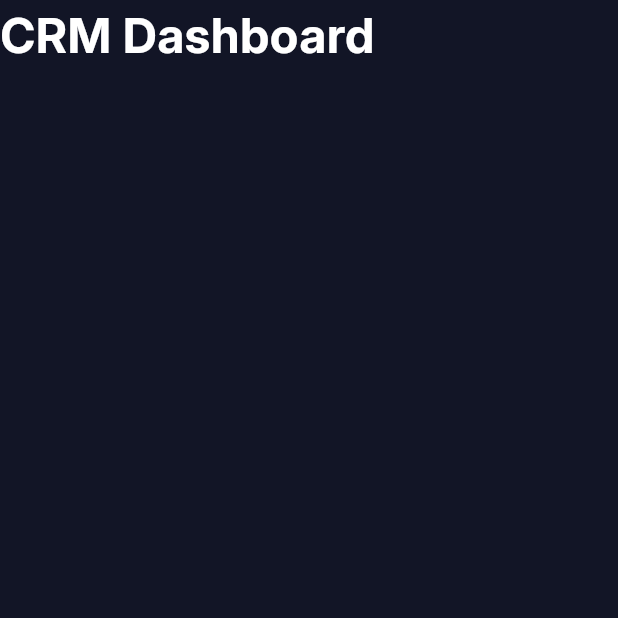
After one commit to Saidelatar/CRM_Dashboard, a Flutter app: the DashboardDesktopLayout screen opened directly, on a phone screen of 412 x 824 dp, the top half of it. The commit adds this screen. Run offline on Flutter 3.47's test engine with Material 3 defaults, Android fonts, the phone set to English and light mode, and no system bars.

Commit message:
add custom darwer

```diff
--- /dev/null
+++ b/lib/custom_drawer.dart
@@ -0,0 +1,22 @@
+import 'package:flutter/material.dart';
+
+class CustomDrawer extends StatelessWidget {
+  const CustomDrawer({super.key});
+
+  @override
+  Widget build(BuildContext context) {
+    return Container(
+      child: const Column(
+        children: [
+          Text('CRM Dashboard',
+              style: TextStyle(
+                fontSize: 32,
+                color: Colors.white,
+                fontWeight: FontWeight.w700,
+                fontFamily: 'Inter',
+              ))
+        ],
+      ),
+    );
+  }
+}
--- /dev/null
+++ b/lib/dashboard_desktop_layout.dart
@@ -0,0 +1,18 @@
+import 'package:crm_dahboard/custom_drawer.dart';
+import 'package:flutter/material.dart';
+
+class DashboardDesktopLayout extends StatelessWidget {
+  const DashboardDesktopLayout({super.key});
+
+  @override
+  Widget build(BuildContext context) {
+    return const Scaffold(
+      backgroundColor: Color(0xff121526),
+      body: Row(
+        children: [
+          CustomDrawer(),
+        ],
+      ),
+    );
+  }
+}
--- a/lib/dashboard_view.dart
+++ b/lib/dashboard_view.dart
@@ -1,4 +1,5 @@
 import 'package:crm_dahboard/adaptive_layout.dart';
+import 'package:crm_dahboard/dashboard_desktop_layout.dart';
 import 'package:flutter/material.dart';
 
 class DashboardView extends StatelessWidget {
@@ -10,6 +11,6 @@ class DashboardView extends StatelessWidget {
         body: AdaptiveLayout(
             mobileLayout: (context) => const Scaffold(),
             tabletLayout: (context) => const Scaffold(),
-            desktopLayout: (context) => const Scaffold()));
+            desktopLayout: (context) => const DashboardDesktopLayout()));
   }
 }
--- a/lib/main.dart
+++ b/lib/main.dart
@@ -1,3 +1,4 @@
+import 'package:crm_dahboard/dashboard_view.dart';
 import 'package:flutter/material.dart';
 
 void main() {
@@ -9,6 +10,8 @@ class MyApp extends StatelessWidget {
 
   @override
   Widget build(BuildContext context) {
-    return const MaterialApp();
+    return const MaterialApp(
+      home: DashboardView(),
+    );
   }
 }
```
Also changed, not shown: pubspec.yaml (+4 -4 lines), assets/fonts/Inter_24pt-Bold.ttf (added), assets/images/group.svg (renamed from assets/images/Group 57 (2).svg).
